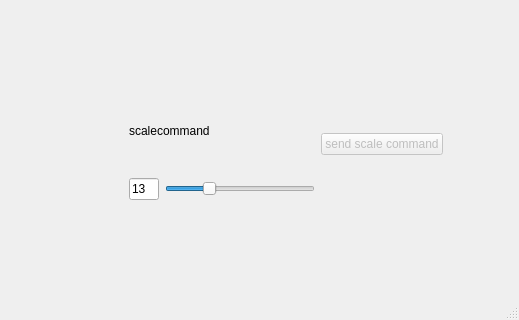
Above: gui.ui from marvin2k/guibabel before the change; both pictures show x 281 to 800 and y 480 to 800 of the 800 by 800 pixel window. Below: the same form after it.
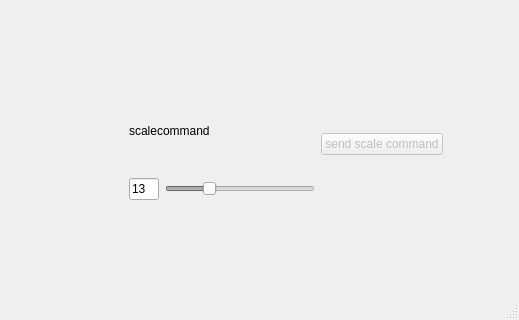
That is the form after the change. Custom widgets are drawn as their Qt base class.

What changed in the file:
```diff
--- a/gui.ui
+++ b/gui.ui
@@ -329,6 +329,9 @@
          </item>
          <item>
           <widget class="QSlider" name="horizontalSlider_scalecommand">
+           <property name="enabled">
+            <bool>false</bool>
+           </property>
            <property name="sizePolicy">
             <sizepolicy hsizetype="Preferred" vsizetype="Fixed">
              <horstretch>0</horstretch>
```
